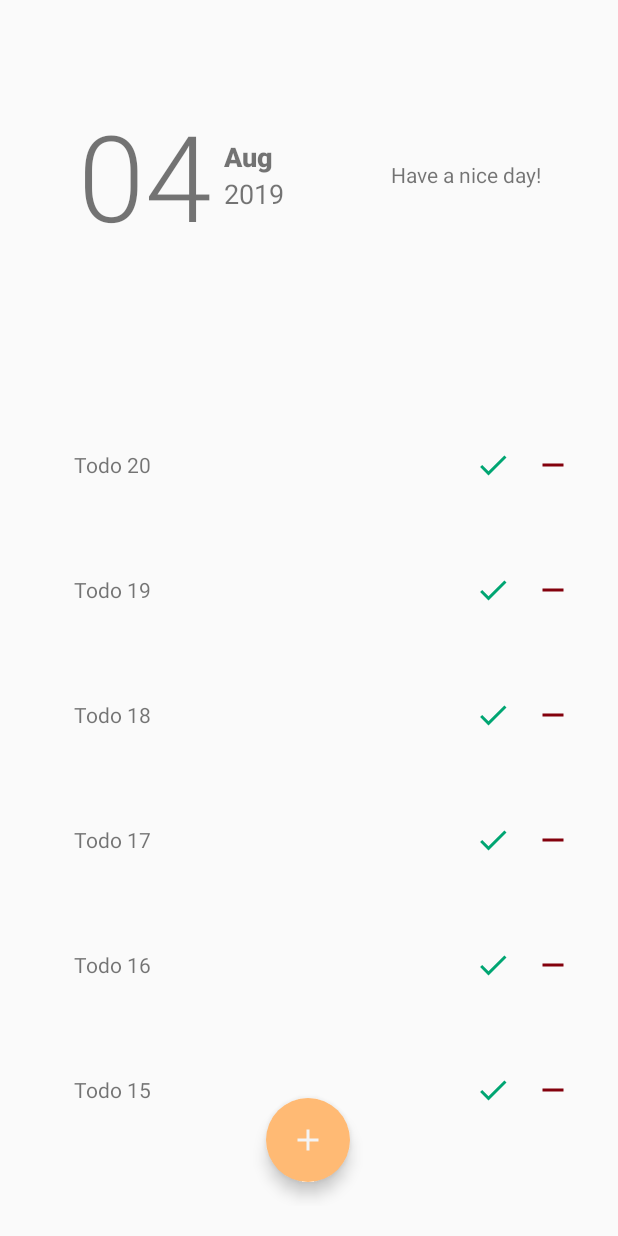
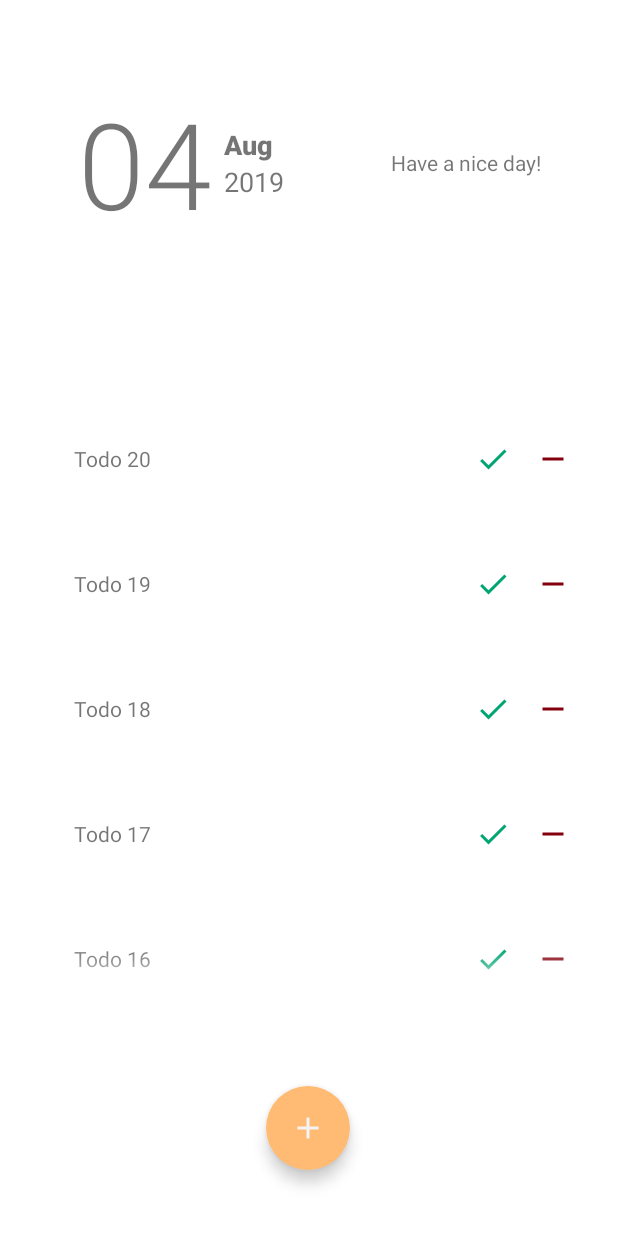
Before and after one commit to Abiri99/Todo-App, an Android app: the screen it shows after launch (MainActivity), on a phone screen of 412 x 824 dp. Run offline under Robolectric (Android 15) with nearby library versions, the phone set to English and light mode, and no system bars; Roboto replaces fonts that are not available here.

```diff
--- a/app/src/main/java/com/abiri/mytodos/MainActivity.java
+++ b/app/src/main/java/com/abiri/mytodos/MainActivity.java
@@ -25,6 +25,7 @@ import java.util.Date;
 public class MainActivity extends AppCompatActivity {
 
     TextView day_num, month, year;
+    RecyclerView rvTodos;
 
     private ArrayList<Todo> todos;
 
@@ -35,7 +36,7 @@ public class MainActivity extends AppCompatActivity {
 
 
         // Lookup the recyclerview in activity layout
-        RecyclerView rvTodos = (RecyclerView) findViewById(R.id.rvTodos);
+        rvTodos = (RecyclerView) findViewById(R.id.rvTodos);
 
         // Initialize contacts
         todos = Todo.createTodoList(20);
@@ -88,13 +89,13 @@ public class MainActivity extends AppCompatActivity {
         }
     }
 
-    @Override
-    public void onWindowFocusChanged(boolean hasFocus) {
-        super.onWindowFocusChanged(hasFocus);
-        if (hasFocus) {
-            hideSystemUI();
-        }
-    }
+//    @Override
+//    public void onWindowFocusChanged(boolean hasFocus) {
+//        super.onWindowFocusChanged(hasFocus);
+//        if (hasFocus) {
+//            hideSystemUI();
+//        }
+//    }
 
     // This snippet hides the system bars.
     private void hideSystemUI() {
@@ -105,7 +106,6 @@ public class MainActivity extends AppCompatActivity {
                 View.SYSTEM_UI_FLAG_LAYOUT_STABLE
                         | View.SYSTEM_UI_FLAG_LAYOUT_HIDE_NAVIGATION
                         | View.SYSTEM_UI_FLAG_LAYOUT_FULLSCREEN
-                        | View.SYSTEM_UI_FLAG_HIDE_NAVIGATION // hide nav bar
                         | View.SYSTEM_UI_FLAG_FULLSCREEN // hide status bar
                         | View.SYSTEM_UI_FLAG_IMMERSIVE);
     }
--- a/app/src/main/java/com/abiri/mytodos/TodoAdapter.java
+++ b/app/src/main/java/com/abiri/mytodos/TodoAdapter.java
@@ -17,6 +17,7 @@ import java.util.List;
 // Note that we specify the custom ViewHolder which gives us access to our views
 public class TodoAdapter extends
         RecyclerView.Adapter<TodoAdapter.ViewHolder> {
+
 
     // Provide a direct reference to each of the views within a data item
     // Used to cache the views within the item layout for fast access
@@ -46,6 +47,7 @@ public class TodoAdapter extends
     public TodoAdapter(List<Todo> todos) {
         mTodos = todos;
     }
+
 
     // Usually involves inflating a layout from XML and returning the holder
     @Override
--- a/app/src/main/java/com/abiri/mytodos/model/Todo.java
+++ b/app/src/main/java/com/abiri/mytodos/model/Todo.java
@@ -35,6 +35,8 @@ public class Todo {
     public static ArrayList<Todo> createTodoList(int number) {
         ArrayList<Todo> todos = new ArrayList<Todo>();
 
+        todos.add(new Todo(""));
+
         for (int i = 1; i <= number; i++) {
             todos.add(new Todo("Todo " + ++lastContactId));
         }
--- a/app/src/main/res/layout/activity_main.xml
+++ b/app/src/main/res/layout/activity_main.xml
@@ -6,7 +6,7 @@
     android:layout_height="match_parent"
     android:fitsSystemWindows="true"
     android:padding="20dp"
-    android:backgroundTint="#ffffff"
+    android:background="#ffffff"
     tools:context=".MainActivity">
 
     <LinearLayout
@@ -14,7 +14,7 @@
         android:layout_width="match_parent"
         android:layout_height="145dp"
         android:layout_marginStart="32dp"
-        android:layout_marginTop="24dp"
+        android:layout_marginTop="16dp"
         android:layout_marginEnd="32dp"
         android:gravity="center_vertical"
         android:orientation="horizontal"
@@ -69,7 +69,7 @@
         android:layout_height="wrap_content"
         android:layout_marginStart="8dp"
         android:layout_marginEnd="8dp"
-        android:layout_marginBottom="16dp"
+        android:layout_marginBottom="24dp"
         android:backgroundTint="#FFBA74"
         android:clickable="true"
         android:onClick="onAddItem"
@@ -84,6 +84,7 @@
         android:id="@+id/rvTodos"
         android:layout_width="379dp"
         android:layout_height="473dp"
+        android:foreground="@drawable/bg_gradient3"
         android:layout_marginStart="16dp"
         android:layout_marginTop="16dp"
         android:layout_marginEnd="16dp"
```
Also changed, not shown: app/src/main/res/drawable/bg_gradient.xml (added, +9 -0 lines), app/src/main/res/drawable/bg_gradient2.png (added), app/src/main/res/drawable/bg_gradient3.png (added).
